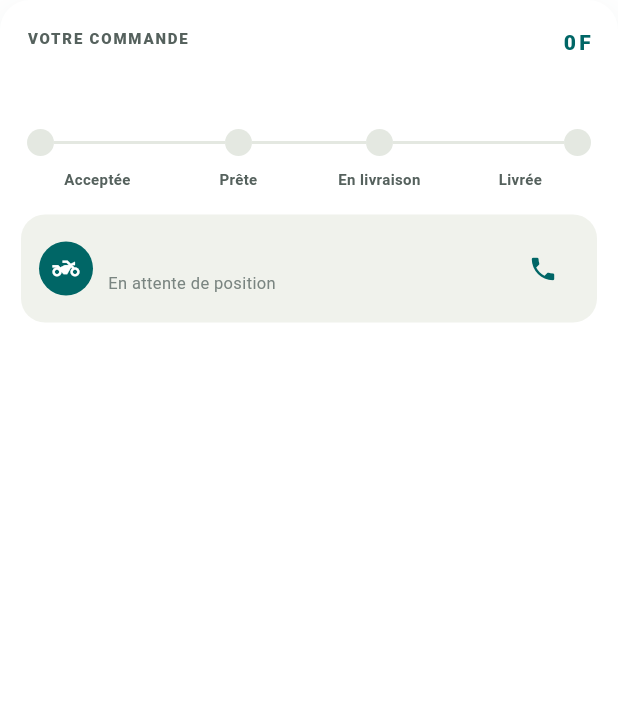
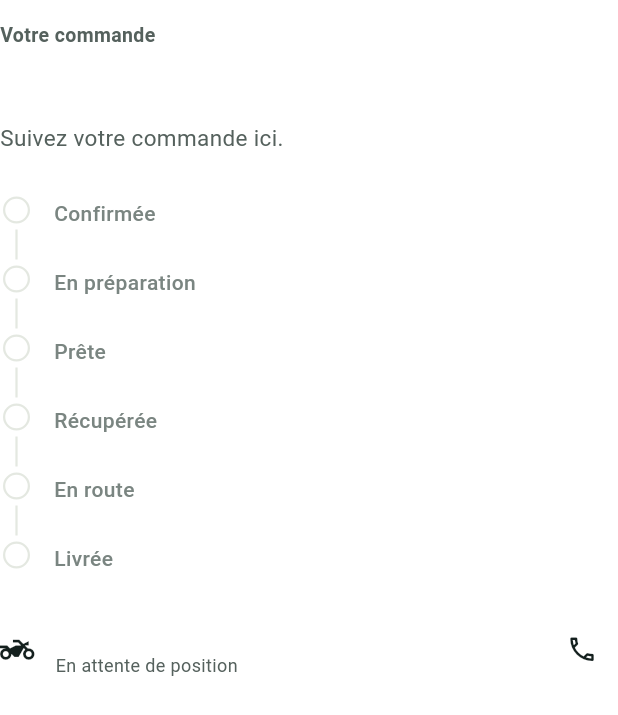
Before and after one commit to Abdallah-Mohamedine-Mohamed/tovo, a Flutter app: the OrderTracking widget shown alone on an empty page, opened directly with empty values, on a phone screen of 412 x 824 dp. Shown: the top 715 px of the screen. Run offline on Flutter 3.47's test engine with Material 3 defaults, Android fonts, the light colour scheme and no system bars; our stand-ins replace cached_network_image, camera, firebase_core, firebase_messaging, flutter_svg, geolocator and 3 more; missing offline and left inert: record; accounts and stored records are empty.

Commit message:
Réponses aux images

```diff
--- a/mobile/lib/components/widgets/order_tracking.dart
+++ b/mobile/lib/components/widgets/order_tracking.dart
@@ -7,24 +7,28 @@ import '../../core/theme.dart';
 import '../registry.dart';
 
 const List<String> _etapesCommandeVisibles = [
-  'Acceptée',
+  'Confirmée',
+  'En préparation',
   'Prête',
-  'En livraison',
+  'Récupérée',
+  'En route',
   'Livrée',
 ];
 
 const List<String> _etapesColisVisibles = [
+  'Recherche du livreur',
   'Livreur trouvé',
   'Colis récupéré',
-  'En livraison',
+  'En route',
   'Livré',
 ];
 
 int _etapeColisVisible(String statut) => switch (statut) {
-  'assigned' => 0,
-  'picked_up' => 1,
-  'delivering' => 2,
-  'delivered' => 3,
+  'pending' || 'confirmed' || 'ready' => 0,
+  'assigned' => 1,
+  'picked_up' => 2,
+  'delivering' => 3,
+  'delivered' => 4,
   _ => -1,
 };
 
@@ -35,14 +39,16 @@ int _etapeCommandeVisible(String statut) {
     case 'confirmed':
       return 0;
     case 'preparing':
+      return 1;
     case 'ready':
     case 'assigned':
+      return 2;
     case 'picked_up':
-      return 1;
+      return 3;
     case 'delivering':
-      return 2;
+      return 4;
     case 'delivered':
-      return 3;
+      return 5;
     default:
       return -1;
   }
@@ -202,6 +208,7 @@ class _OrderTrackingState extends State<OrderTracking>
   }
 
   void _desabonner() {
+    if (_canalCommande == null && _canalLivreur == null) return;
     final client = Supabase.instance.client;
     if (_canalCommande != null) client.removeChannel(_canalCommande!);
     if (_canalLivreur != null) client.removeChannel(_canalLivreur!);
@@ -221,6 +228,32 @@ class _OrderTrackingState extends State<OrderTracking>
     'cancelled': 'Annulée',
   };
 
+  String _description(bool colis) {
+    if (_statut == 'cancelled') return 'Cette commande ne sera pas livrée.';
+    if (colis) {
+      return switch (_statut) {
+        'pending' || 'confirmed' || 'ready' =>
+          'Nous cherchons un livreur pour prendre en charge votre colis.',
+        'assigned' => 'Votre livreur va récupérer le colis.',
+        'picked_up' => 'Le colis a été récupéré par votre livreur.',
+        'delivering' => 'Votre colis est en chemin vers sa destination.',
+        'delivered' => 'Votre colis est arrivé à destination.',
+        _ => 'Suivez votre livraison ici.',
+      };
+    }
+    return switch (_statut) {
+      'pending' => 'La boutique doit encore confirmer votre commande.',
+      'confirmed' => 'La boutique a accepté votre commande.',
+      'preparing' => 'La boutique prépare votre commande.',
+      'ready' => 'Votre commande attend qu’un livreur la récupère.',
+      'assigned' => 'Un livreur se rend à la boutique.',
+      'picked_up' => 'Le livreur a récupéré votre commande.',
+      'delivering' => 'Votre commande est en chemin vers vous.',
+      'delivered' => 'Votre commande vous a été remise.',
+      _ => 'Suivez votre commande ici.',
+    };
+  }
+
   @override
   Widget build(BuildContext context) {
     final colis = widget.component.str('type', '') == 'courier';
@@ -235,133 +268,82 @@ class _OrderTrackingState extends State<OrderTracking>
     final annulable =
         _livreur == null &&
         const {'pending', 'confirmed', 'preparing', 'ready'}.contains(_statut);
-    final libelle = colis && (_statut == 'pending' || _statut == 'ready')
-        ? 'On vous trouve un livreur'
+    final libelle = colis
+        ? switch (_statut) {
+            'pending' || 'confirmed' || 'ready' => 'Recherche d’un livreur',
+            'assigned' => 'Livreur trouvé',
+            'picked_up' => 'Colis récupéré',
+            'delivering' => 'Colis en route',
+            'delivered' => 'Colis livré',
+            'cancelled' => 'Livraison annulée',
+            _ => _statut,
+          }
         : _libelles[_statut] ?? _statut;
 
-    return Container(
-      decoration: BoxDecoration(
-        color: Colors.white,
-        borderRadius: BorderRadius.circular(TovoTheme.radiusCard),
-        boxShadow: TovoTheme.ombreFlottante,
-      ),
-      child: Column(
-        crossAxisAlignment: CrossAxisAlignment.stretch,
-        children: [
-          Padding(
-            padding: const EdgeInsets.fromLTRB(18, 18, 18, 0),
-            child: Row(
-              crossAxisAlignment: CrossAxisAlignment.start,
-              children: [
-                Expanded(
+    final details = [
+      if (widget.component.str('merchant_name').isNotEmpty)
+        widget.component.str('merchant_name'),
+      if (((widget.component.map('dropoff')['hint'] as String?) ?? '')
+          .isNotEmpty)
+        widget.component.map('dropoff')['hint'] as String,
+      if (widget.component.money('total') > 0)
+        Money.format(widget.component.money('total')),
+    ];
+
+    return Padding(
+      padding: const EdgeInsets.symmetric(vertical: 14),
       child: Column(
         crossAxisAlignment: CrossAxisAlignment.start,
         children: [
-                      const Text(
-                        'VOTRE COMMANDE',
-                        style: TextStyle(
-                          fontSize: 10,
-                          fontWeight: FontWeight.w800,
-                          letterSpacing: 1.2,
+          Text(
+            colis ? 'Votre livraison' : 'Votre commande',
+            style: const TextStyle(
+              fontSize: 13,
+              fontWeight: FontWeight.w600,
               color: TovoTheme.inkDoux,
             ),
           ),
-                      const SizedBox(height: 6),
+          const SizedBox(height: 10),
+          AnimatedSwitcher(
+            duration: TovoTheme.normal,
+            child: Column(
+              key: ValueKey(_statut),
+              crossAxisAlignment: CrossAxisAlignment.start,
+              children: [
                 Text(
                   libelle,
                   style: TextStyle(
-                          fontSize: 17,
-                          fontWeight: FontWeight.w800,
+                    fontSize: 24,
+                    height: 1.2,
+                    fontWeight: FontWeight.w700,
                     color: annulee ? TovoTheme.danger : TovoTheme.ink,
+                  ),
+                ),
+                const SizedBox(height: 8),
+                Text(
+                  _description(colis),
+                  style: const TextStyle(
+                    fontSize: 15,
+                    height: 1.45,
+                    color: TovoTheme.inkDoux,
                   ),
                 ),
               ],
             ),
           ),
-                Text(
-                  Money.format(widget.component.money('total')),
-                  style: const TextStyle(
-                    fontSize: 14,
-                    fontWeight: FontWeight.w800,
-                    color: TovoTheme.teal,
-                  ),
+          if (!annulee) ...[
+            const SizedBox(height: 28),
+            for (var index = 0; index < etapes.length; index++)
+              _EtapeSuivi(
+                libelle: etapes[index],
+                terminee: index < courante,
+                active: index == courante,
+                ligneTerminee: index < courante,
+                derniere: index == etapes.length - 1,
               ),
           ],
-            ),
-          ),
-          if (!annulee)
-            Padding(
-              padding: const EdgeInsets.fromLTRB(18, 22, 18, 4),
-              child: Row(
-                crossAxisAlignment: CrossAxisAlignment.start,
-                children: [
-                  for (var i = 0; i < etapes.length; i++)
-                    Expanded(
-                      child: Column(
-                        children: [
-                          Row(
-                            children: [
-                              if (i > 0)
-                                Expanded(
-                                  child: AnimatedContainer(
-                                    duration: TovoTheme.normal,
-                                    height: 2,
-                                    color: i <= courante
-                                        ? TovoTheme.teal
-                                        : TovoTheme.line,
-                                  ),
-                                ),
-                              AnimatedContainer(
-                                duration: TovoTheme.normal,
-                                width: i == courante ? 22 : 18,
-                                height: i == courante ? 22 : 18,
-                                decoration: BoxDecoration(
-                                  color: i <= courante
-                                      ? TovoTheme.teal
-                                      : TovoTheme.line,
-                                  shape: BoxShape.circle,
-                                ),
-                                child: i <= courante
-                                    ? const Icon(
-                                        Icons.check,
-                                        size: 12,
-                                        color: Colors.white,
-                                      )
-                                    : null,
-                              ),
-                              if (i < etapes.length - 1)
-                                Expanded(
-                                  child: AnimatedContainer(
-                                    duration: TovoTheme.normal,
-                                    height: 2,
-                                    color: i < courante
-                                        ? TovoTheme.teal
-                                        : TovoTheme.line,
-                                  ),
-                                ),
-                            ],
-                          ),
-                          const SizedBox(height: 8),
-                          Text(
-                            etapes[i],
-                            textAlign: TextAlign.center,
-                            style: TextStyle(
-                              fontSize: 10,
-                              fontWeight: i == courante
-                                  ? FontWeight.w800
-                                  : FontWeight.w600,
-                              color: i <= courante
-                                  ? TovoTheme.teal
-                                  : TovoTheme.inkDoux,
-                            ),
-                          ),
-                        ],
-                      ),
-                    ),
-                ],
-              ),
-            ),
-          if (_livreur != null)
+          if (_livreur != null && !annulee) ...[
+            const SizedBox(height: 18),
             _BlocLivreur(
               livreur: _livreur!,
               positionRecue: _dernierePosition != null,
@@ -371,27 +353,33 @@ class _OrderTrackingState extends State<OrderTracking>
                 }),
               ),
             ),
-          if (annulable)
-            Padding(
-              padding: const EdgeInsets.fromLTRB(8, 6, 8, 6),
-              child: Align(
-                alignment: Alignment.centerLeft,
-                child: TextButton(
+          ],
+          if (details.isNotEmpty) ...[
+            const SizedBox(height: 22),
+            Text(
+              details.join(' · '),
+              style: const TextStyle(
+                fontSize: 12,
+                height: 1.45,
+                color: TovoTheme.inkDoux,
+              ),
+            ),
+          ],
+          if (annulable) ...[
+            const SizedBox(height: 10),
+            TextButton(
               onPressed: () => widget.onInteraction(
                 TovoInteraction('cancel_order', {'order_id': _orderId}),
               ),
               style: TextButton.styleFrom(
                 foregroundColor: TovoTheme.inkDoux,
+                padding: EdgeInsets.zero,
               ),
-                  child: const Text('Annuler'),
+              child: const Text('Annuler la commande'),
             ),
-              ),
-            ),
-          // La notation apparaît au moment où elle a du sens, dans la carte
-          // que le client regarde déjà. Un écran séparé qu'il faudrait aller
-          // ouvrir ne serait jamais visité, et les boutiques resteraient
-          // toutes à 5,0 sans que personne ne l'ait décidé.
-          if (_statut == 'delivered')
+          ],
+          if (_statut == 'delivered') ...[
+            const SizedBox(height: 22),
             _BlocNotation(
               noteDeposee: _note,
               onNoter: (note) {
@@ -404,25 +392,100 @@ class _OrderTrackingState extends State<OrderTracking>
                 );
               },
             ),
-          Padding(
-            padding: const EdgeInsets.fromLTRB(14, 12, 14, 14),
-            child: Column(
+          ],
+        ],
+      ),
+    );
+  }
+}
+
+class _EtapeSuivi extends StatelessWidget {
+  const _EtapeSuivi({
+    required this.libelle,
+    required this.terminee,
+    required this.active,
+    required this.ligneTerminee,
+    required this.derniere,
+  });
+
+  final String libelle;
+  final bool terminee;
+  final bool active;
+  final bool ligneTerminee;
+  final bool derniere;
+
+  @override
+  Widget build(BuildContext context) {
+    final couleur = active
+        ? TovoTheme.teal
+        : terminee
+        ? TovoTheme.inkDoux
+        : TovoTheme.muted;
+
+    return SizedBox(
+      height: derniere ? 30 : 46,
+      child: Row(
         crossAxisAlignment: CrossAxisAlignment.start,
         children: [
-                Text(
-                  widget.component.str('merchant_name'),
-                  style: const TextStyle(
-                    fontSize: 12,
-                    fontWeight: FontWeight.w600,
-                    color: TovoTheme.ink,
+          SizedBox(
+            width: 22,
+            child: Column(
+              children: [
+                AnimatedContainer(
+                  duration: TovoTheme.normal,
+                  width: active ? 20 : 18,
+                  height: active ? 20 : 18,
+                  decoration: BoxDecoration(
+                    shape: BoxShape.circle,
+                    color: active ? TovoTheme.teal : Colors.transparent,
+                    border: Border.all(
+                      color: active || terminee
+                          ? TovoTheme.teal
+                          : TovoTheme.line,
+                      width: active ? 0 : 1.5,
                     ),
                   ),
-                const SizedBox(height: 2),
-                Text(
-                  (widget.component.map('dropoff')['hint'] as String?) ?? '',
-                  style: const TextStyle(fontSize: 11, color: TovoTheme.muted),
+                  child: terminee
+                      ? const Icon(Icons.check, size: 12, color: TovoTheme.teal)
+                      : active
+                      ? const Center(
+                          child: SizedBox(
+                            width: 5,
+                            height: 5,
+                            child: DecoratedBox(
+                              decoration: BoxDecoration(
+                                shape: BoxShape.circle,
+                                color: Colors.white,
+                              ),
+                            ),
+                          ),
+                        )
+                      : null,
+                ),
+                if (!derniere)
+                  Expanded(
+                    child: AnimatedContainer(
+                      duration: TovoTheme.normal,
+                      width: 1.5,
+                      margin: const EdgeInsets.symmetric(vertical: 4),
+                      color: ligneTerminee ? TovoTheme.teal : TovoTheme.line,
+                    ),
                   ),
               ],
+            ),
+          ),
+          const SizedBox(width: 14),
+          Expanded(
+            child: Padding(
+              padding: const EdgeInsets.only(top: 1),
+              child: Text(
+                libelle,
+                style: TextStyle(
+                  fontSize: active ? 15 : 14,
+                  fontWeight: active ? FontWeight.w700 : FontWeight.w500,
+                  color: couleur,
+                ),
+              ),
             ),
           ),
         ],
@@ -445,26 +508,19 @@ class _BlocNotation extends StatelessWidget {
 
   @override
   Widget build(BuildContext context) {
-    return Container(
-      margin: const EdgeInsets.fromLTRB(14, 12, 14, 0),
-      padding: const EdgeInsets.symmetric(horizontal: 12, vertical: 10),
-      decoration: BoxDecoration(
-        color: TovoTheme.surface,
-        borderRadius: BorderRadius.circular(TovoTheme.radiusChip),
-      ),
-      child: noteDeposee != null
+    return noteDeposee != null
         ? Row(
             children: [
               const Icon(
-                  Icons.favorite_rounded,
-                  size: 16,
+                Icons.favorite_outline,
+                size: 18,
                 color: TovoTheme.teal,
               ),
               const SizedBox(width: 8),
               Expanded(
                 child: Text(
                   'Merci, votre note est enregistrée.',
-                    style: const TextStyle(fontSize: 12, color: TovoTheme.ink),
+                  style: const TextStyle(fontSize: 14, color: TovoTheme.ink),
                 ),
               ),
             ],
@@ -474,9 +530,9 @@ class _BlocNotation extends StatelessWidget {
             children: [
               const Text(
                 'Comment s’est passée cette commande ?',
-                  style: TextStyle(fontSize: 12, fontWeight: FontWeight.w700),
+                style: TextStyle(fontSize: 15, fontWeight: FontWeight.w700),
               ),
-                const SizedBox(height: 4),
+              const SizedBox(height: 8),
               Row(
                 children: [
                   for (var etoile = 1; etoile <= 5; etoile++)
@@ -489,15 +545,14 @@ class _BlocNotation extends StatelessWidget {
                         minHeight: 40,
                       ),
                       icon: const Icon(
-                          Icons.star_rounded,
-                          size: 26,
-                          color: TovoTheme.line,
+                        Icons.star_border_rounded,
+                        size: 25,
+                        color: TovoTheme.inkDoux,
                       ),
                     ),
                 ],
               ),
             ],
-            ),
           );
   }
 }
@@ -515,21 +570,10 @@ class _BlocLivreur extends StatelessWidget {
 
   @override
   Widget build(BuildContext context) {
-    return Container(
-      margin: const EdgeInsets.fromLTRB(14, 12, 14, 0),
-      padding: const EdgeInsets.all(12),
-      decoration: BoxDecoration(
-        color: TovoTheme.surface,
-        borderRadius: BorderRadius.circular(TovoTheme.radiusChip),
-      ),
-      child: Row(
+    return Row(
       children: [
-          const CircleAvatar(
-            radius: 18,
-            backgroundColor: TovoTheme.teal,
-            child: Icon(Icons.two_wheeler, size: 18, color: Colors.white),
-          ),
-          const SizedBox(width: 10),
+        const Icon(Icons.two_wheeler_outlined, size: 23, color: TovoTheme.ink),
+        const SizedBox(width: 14),
         Expanded(
           child: Column(
             crossAxisAlignment: CrossAxisAlignment.start,
@@ -537,7 +581,7 @@ class _BlocLivreur extends StatelessWidget {
               Text(
                 (livreur['name'] as String?) ?? 'Votre livreur',
                 style: const TextStyle(
-                    fontSize: 13,
+                  fontSize: 14,
                   fontWeight: FontWeight.w700,
                 ),
               ),
@@ -548,17 +592,17 @@ class _BlocLivreur extends StatelessWidget {
                 positionRecue
                     ? 'Position mise à jour'
                     : 'En attente de position',
-                  style: const TextStyle(fontSize: 11, color: TovoTheme.muted),
+                style: const TextStyle(fontSize: 12, color: TovoTheme.inkDoux),
               ),
             ],
           ),
         ),
         IconButton(
           onPressed: onAppeler,
-            icon: const Icon(Icons.phone, color: TovoTheme.teal, size: 20),
+          tooltip: 'Appeler le livreur',
+          icon: const Icon(Icons.call_outlined, color: TovoTheme.ink, size: 21),
         ),
       ],
-      ),
     );
   }
 }
```
Also changed, not shown: 11 other files. Lines whose indentation alone changed are shown as unchanged.
